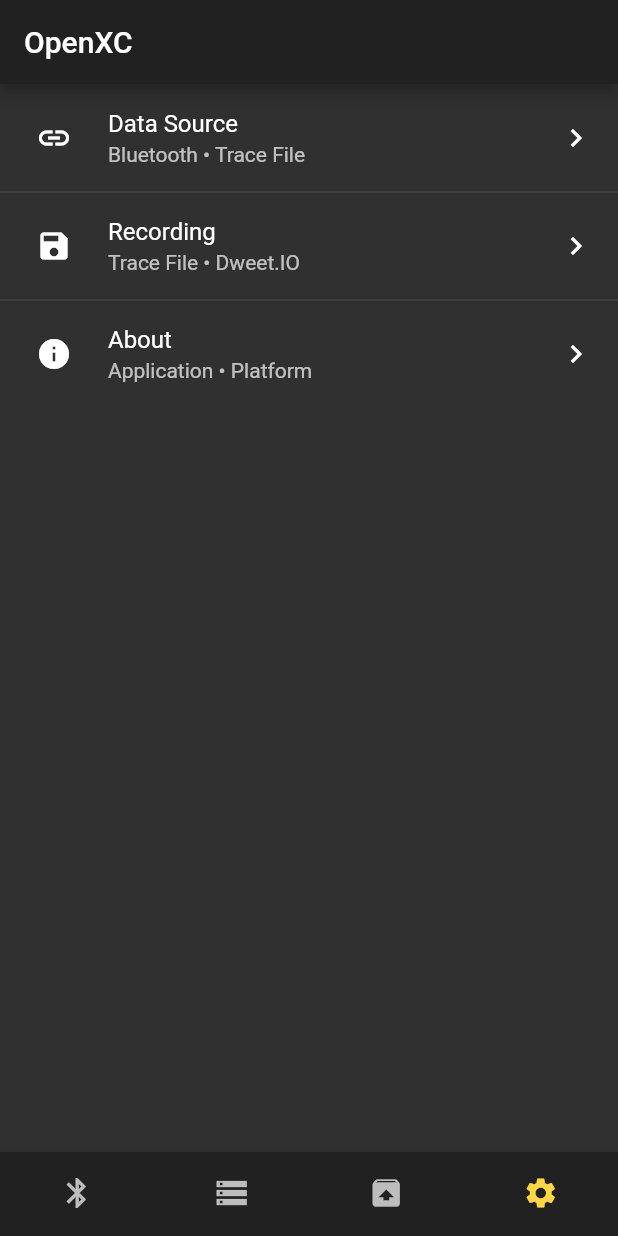
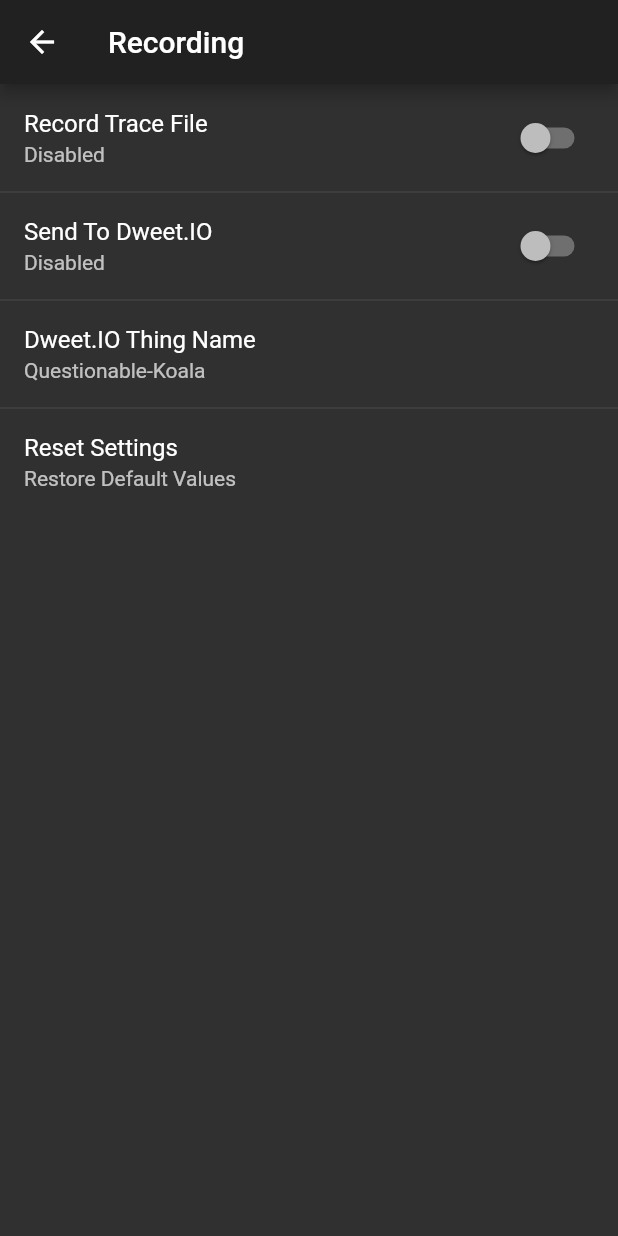
Before and after one commit to Prateek-Prakash/OpenXC, a Flutter app: the screen it shows after launch, item 4 of the bottom bar chosen, after a tap on "Recording", on a phone screen of 412 x 824 dp. Run offline on Flutter 3.47's test engine with Material 2 defaults, Android fonts, the phone set to English and light mode, and no system bars; our stand-ins replace badges, flutter_blue, shared_preferences.

Commit message:
Add Recording Settings Page

```diff
--- a/lib/main.dart
+++ b/lib/main.dart
@@ -1,10 +1,12 @@
 import 'dart:async';
 import 'dart:convert';
 
-import 'package:badges/badges.dart';
 import 'package:flutter/material.dart';
 import 'package:flutter/services.dart';
 import 'package:flutter_blue/flutter_blue.dart';
+
+import 'package:badges/badges.dart';
+import 'package:shared_preferences/shared_preferences.dart';
 
 final ThemeData appTheme = ThemeData(
   brightness: Brightness.dark,
@@ -148,6 +150,7 @@ class _ConnectionTabState extends State<ConnectionTab> {
         ),
       ),
       floatingActionButton: FloatingActionButton.extended(
+        heroTag: 'ConnectionFAB',
         onPressed: () async {
           if (fabString == 'CONNECT') {
             await _connectDevice();
@@ -390,6 +393,7 @@ class _SendTabState extends State<SendTab> {
           ],
         ),
         floatingActionButton: FloatingActionButton.extended(
+          heroTag: 'SendFAB',
           onPressed: () async {
             if (writeCharacteristic != null) {
               _sendStringData(getDefinedCommand(commandSent));
@@ -495,7 +499,7 @@ class _SettingsTabState extends State<SettingsTab> {
   Widget build(BuildContext context) {
     return Scaffold(
       appBar: AppBar(
-        title: Text('OpenXC'),
+        title: Text('Settings'),
       ),
       body: ListView(
         children: ListTile.divideTiles(
@@ -525,7 +529,9 @@ class _SettingsTabState extends State<SettingsTab> {
               title: Text('Recording'),
               subtitle: Text('Trace File • Dweet.IO'),
               trailing: Icon(Icons.keyboard_arrow_right),
-              onTap: () {},
+              onTap: () {
+                Navigator.push(context, MaterialPageRoute(builder: (context) => RecordingSettingsPage()));
+              },
             ),
             ListTile(
               leading: CircleAvatar(
@@ -546,3 +552,98 @@ class _SettingsTabState extends State<SettingsTab> {
     );
   }
 }
+
+class RecordingSettingsPage extends StatefulWidget {
+  @override
+  _RecordingSettingsPageState createState() => _RecordingSettingsPageState();
+}
+
+class _RecordingSettingsPageState extends State<RecordingSettingsPage> {
+  bool _recordTraceFile = false;
+  bool _sendToDweet = false;
+  String _dweetThingName = 'Questionable-Koala';
+
+  void _restorePrefs() async {
+    SharedPreferences sharedPrefs = await SharedPreferences.getInstance();
+    setState(() {
+      _recordTraceFile = sharedPrefs.getBool('RECORD_TRACE_FILE') ?? false;
+      _sendToDweet = sharedPrefs.getBool('SEND_TO_DWEET') ?? false;
+      _dweetThingName = sharedPrefs.getString('DWEET_THING_NAME') ?? 'Questionable-Koala';
+    });
+  }
+
+  void _savePrefs() async {
+    SharedPreferences sharedPrefs = await SharedPreferences.getInstance();
+    sharedPrefs.setBool('RECORD_TRACE_FILE', _recordTraceFile);
+    sharedPrefs.setBool('SEND_TO_DWEET', _sendToDweet);
+    sharedPrefs.setString('DWEET_THING_NAME', _dweetThingName);
+  }
+
+  void _clearPrefs() async {
+    SharedPreferences sharedPrefs = await SharedPreferences.getInstance();
+    await sharedPrefs.clear();
+  }
+
+  @override
+  void initState() {
+    super.initState();
+    _restorePrefs();
+  }
+
+  @override
+  void dispose() {
+    _savePrefs();
+    super.dispose();
+  }
+
+  @override
+  Widget build(BuildContext context) {
+    return Scaffold(
+      appBar: AppBar(
+        title: Text('Recording'),
+      ),
+      body: ListView(
+        children: ListTile.divideTiles(
+          context: context,
+          tiles: [
+            SwitchListTile(
+              value: _recordTraceFile,
+              title: Text('Record Trace File'),
+              subtitle: Text(_recordTraceFile ? 'Enabled' : 'Disabled'),
+              onChanged: (value) async {
+                setState(() {
+                  _recordTraceFile = !_recordTraceFile;
+                });
+              },
+            ),
+            SwitchListTile(
+              value: _sendToDweet,
+              title: Text('Send To Dweet.IO'),
+              subtitle: Text(_sendToDweet ? 'Enabled' : 'Disabled'),
+              onChanged: (value) async {
+                setState(() {
+                  _sendToDweet = !_sendToDweet;
+                });
+              },
+            ),
+            ListTile(
+              title: Text('Dweet.IO Thing Name'),
+              subtitle: Text(_dweetThingName),
+              onTap: () {},
+            ),
+            ListTile(
+              title: Text('Reset Settings'),
+              subtitle: Text('Restore Default Values'),
+              onTap: () {
+                setState(() {
+                  _recordTraceFile = false;
+                  _sendToDweet = false;
+                });
+              },
+            ),
+          ],
+        ).toList(),
+      ),
+    );
+  }
+}
--- a/pubspec.yaml
+++ b/pubspec.yaml
@@ -11,7 +11,7 @@ dependencies:
   flutter_blue: ^0.7.2
   badges: ^1.1.1
   path_provider: ^1.6.5
-  shared_preferences: ^0.5.6+3
+  shared_preferences: ^0.5.7+1
 
 flutter:
   uses-material-design: true
```
Also changed, not shown: pubspec.lock.
